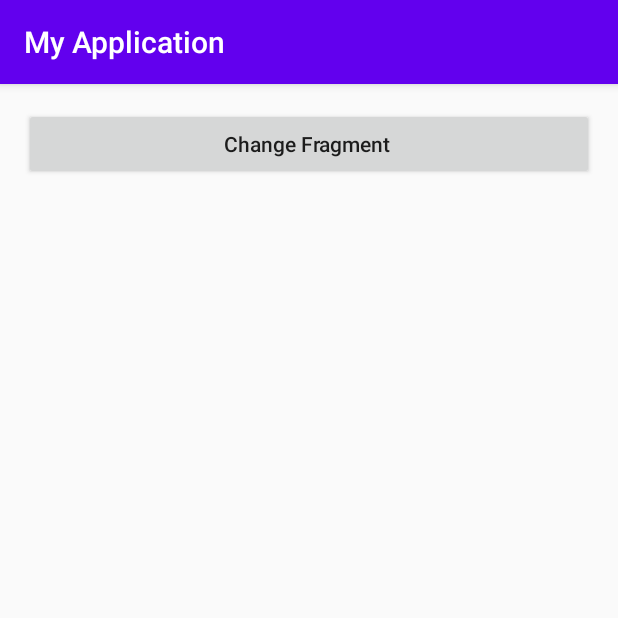
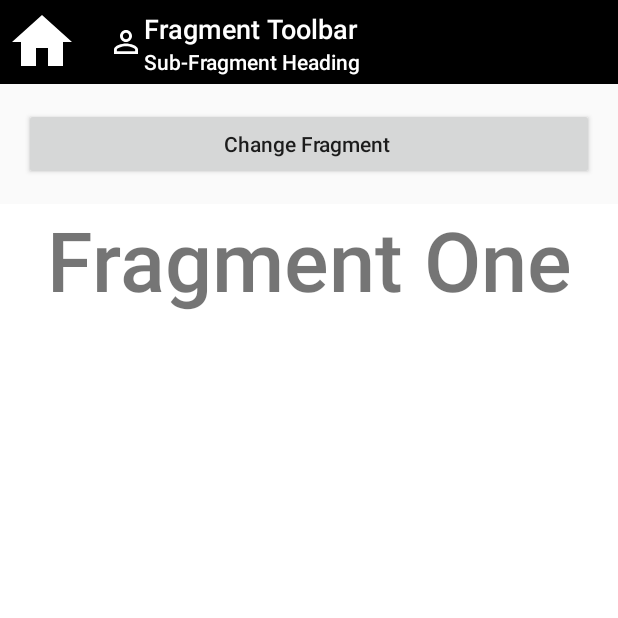
Before and after one commit to YODHAA/Kotlin_Apps, an Android app: the screen it shows after launch (MainActivity), on a phone screen of 412 x 824 dp, the top half of it. Run offline under Robolectric (Android 15) with nearby library versions, the phone set to English and light mode, and no system bars.

Commit message:
Session 1: Fragments Swap on Button Click

```diff
--- a/Kotlin_Topics/Fragments/app/src/main/AndroidManifest.xml
+++ b/Kotlin_Topics/Fragments/app/src/main/AndroidManifest.xml
@@ -12,7 +12,6 @@
         <activity android:name=".MainActivity">
             <intent-filter>
                 <action android:name="android.intent.action.MAIN" />
-
                 <category android:name="android.intent.category.LAUNCHER" />
             </intent-filter>
         </activity>
--- a/Kotlin_Topics/Fragments/app/src/main/java/com/saurabh/myapplication/MainActivity.kt
+++ b/Kotlin_Topics/Fragments/app/src/main/java/com/saurabh/myapplication/MainActivity.kt
@@ -1,12 +1,85 @@
 package com.saurabh.myapplication
 
+import android.graphics.Color
+import android.graphics.drawable.ColorDrawable
 import android.os.Bundle
+import android.view.Menu
+import android.view.MenuItem
+import android.widget.Toast
+import androidx.appcompat.app.ActionBar
 import androidx.appcompat.app.AppCompatActivity
+import androidx.core.content.ContextCompat
+import androidx.fragment.app.FragmentTransaction
+import com.saurabh.myapplication.fragments.FragmentOne
+import com.saurabh.myapplication.fragments.FragmentTwo
+import kotlinx.android.synthetic.main.activity_main.*
+
 
 class MainActivity : AppCompatActivity() {
+
+    var isFragmentOneLoader = true
+    val manager = supportFragmentManager
 
     override fun onCreate(savedInstanceState: Bundle?) {
         super.onCreate(savedInstanceState)
         setContentView(R.layout.activity_main)
+        setToolBar()
+        showFragmentOne()
+        btn_change.contentDescription = "Button Fragment Change"
+        btn_change.setOnClickListener {
+            if (isFragmentOneLoader) showFragmentOne()
+            else showFragmentTwo()
+        }
+    }
+
+    private fun setToolBar() {
+        toolbar?.setTitle("Fragment Toolbar")
+        toolbar?.setSubtitle("Sub-Fragment Heading")
+        toolbar?.navigationIcon = ContextCompat.getDrawable(this, R.drawable.ic_home_black_24dp)
+        toolbar?.logo = ContextCompat.getDrawable(this, R.drawable.ic_perm_identity_black_24dp)
+        toolbar?.setTitleMargin(10, 10, 10, 10)
+        val mActionBar: ActionBar? = supportActionBar
+        mActionBar?.setBackgroundDrawable(ColorDrawable(Color.WHITE))
+        toolbar?.setNavigationOnClickListener {
+            Toast.makeText(applicationContext, "Navigation icon was clicked", Toast.LENGTH_SHORT)
+                .show()
+        }
+    }
+
+    private fun showFragmentOne() {
+        val transaction = manager.beginTransaction()
+        val fragment = FragmentOne()
+        transaction.replace(R.id.fragment_holder, fragment)
+        transaction.addToBackStack(null)
+        transaction.commit()
+        transaction.setTransition(FragmentTransaction.TRANSIT_FRAGMENT_FADE);
+        isFragmentOneLoader = false
+    }
+
+    private fun showFragmentTwo() {
+        val transaction = manager.beginTransaction()
+        val fragment = FragmentTwo()
+        transaction.replace(R.id.fragment_holder, fragment)
+        transaction.addToBackStack(null)
+        transaction.commit()
+        transaction.setTransition(FragmentTransaction.TRANSIT_FRAGMENT_FADE);
+        isFragmentOneLoader = true
+    }
+
+    // Menu Related code
+    override fun onCreateOptionsMenu(menu: Menu): Boolean {
+        // Inflate the menu; this adds items to the action bar if it is present.
+        // menuInflater.inflate(R.menu.ellipses_menu, menu)
+        return true
+    }
+
+    override fun onOptionsItemSelected(item: MenuItem): Boolean {
+        return when (item.itemId) {
+            R.id.moreVertical -> {
+                Toast.makeText(applicationContext, "click on setting", Toast.LENGTH_LONG).show()
+                true
+            }
+            else -> super.onOptionsItemSelected(item)
+        }
     }
 }
--- /dev/null
+++ b/Kotlin_Topics/Fragments/app/src/main/java/com/saurabh/myapplication/fragments/FragmentOne.kt
@@ -0,0 +1,74 @@
+package com.saurabh.myapplication.fragments
+
+import android.content.Context
+import android.graphics.Color
+import android.os.Bundle
+import android.util.Log
+import android.view.LayoutInflater
+import android.view.View
+import android.view.ViewGroup
+import androidx.fragment.app.Fragment
+import com.saurabh.myapplication.R
+import kotlinx.android.synthetic.main.fragment_one.*
+
+class FragmentOne : Fragment() {
+
+    val TAG = "Fragment One : "
+
+    override fun onAttach(context: Context) {
+        super.onAttach(context)
+        Log.d(TAG, "on Attach called")
+    }
+
+    override fun onCreate(savedInstanceState: Bundle?) {
+        super.onCreate(savedInstanceState)
+        Log.d(TAG, "on Create  called")
+    }
+
+    override fun onCreateView(
+        inflater: LayoutInflater,
+        container: ViewGroup?,
+        savedInstanceState: Bundle?
+    ): View? {
+        //return super.onCreateView(inflater, container, savedInstanceState)
+        Log.d(TAG, "on CreateView  called")
+        return inflater!!.inflate(R.layout.fragment_one, container, false)
+    }
+
+    override fun onActivityCreated(savedInstanceState: Bundle?) {
+        super.onActivityCreated(savedInstanceState)
+        fragment_one.setBackgroundColor(Color.WHITE)
+        Log.d(TAG, "on ActivityCreated  called")
+    }
+
+    override fun onStart() {
+        super.onStart()
+        Log.d(TAG, "on onStart  called")
+    }
+
+    override fun onResume() {
+        super.onResume()
+        Log.d(TAG, "on onResume  called")
+    }
+
+    override fun onStop() {
+        super.onStop()
+        Log.d(TAG, "on OnStop  called")
+    }
+
+    override fun onDestroy() {
+        super.onDestroy()
+        Log.d(TAG, "on onDestroy  called")
+    }
+
+    override fun onDestroyView() {
+        super.onDestroyView()
+        Log.d(TAG, "on onDestryView  called")
+    }
+
+    override fun onDetach() {
+        super.onDetach()
+        Log.d(TAG, "on onDeattach  called")
+    }
+
+}
--- /dev/null
+++ b/Kotlin_Topics/Fragments/app/src/main/res/drawable/ic_home_black_24dp.xml
@@ -0,0 +1,10 @@
+<vector xmlns:android="http://schemas.android.com/apk/res/android"
+    android:width="48dp"
+    android:height="48dp"
+    android:tint="#FFFFFF"
+    android:viewportWidth="24.0"
+    android:viewportHeight="24.0">
+    <path
+        android:fillColor="#FF000000"
+        android:pathData="M10,20v-6h4v6h5v-8h3L12,3 2,12h3v8z" />
+</vector>
--- /dev/null
+++ b/Kotlin_Topics/Fragments/app/src/main/res/drawable/ic_more_vert_black_24dp.xml
@@ -0,0 +1,10 @@
+<vector xmlns:android="http://schemas.android.com/apk/res/android"
+    android:width="48dp"
+    android:height="48dp"
+    android:tint="#FFFFFF"
+    android:viewportWidth="24.0"
+    android:viewportHeight="24.0">
+    <path
+        android:fillColor="#FF000000"
+        android:pathData="M12,8c1.1,0 2,-0.9 2,-2s-0.9,-2 -2,-2 -2,0.9 -2,2 0.9,2 2,2zM12,10c-1.1,0 -2,0.9 -2,2s0.9,2 2,2 2,-0.9 2,-2 -0.9,-2 -2,-2zM12,16c-1.1,0 -2,0.9 -2,2s0.9,2 2,2 2,-0.9 2,-2 -0.9,-2 -2,-2z" />
+</vector>
--- /dev/null
+++ b/Kotlin_Topics/Fragments/app/src/main/res/drawable/ic_perm_identity_black_24dp.xml
@@ -0,0 +1,10 @@
+<vector xmlns:android="http://schemas.android.com/apk/res/android"
+    android:width="24dp"
+    android:height="24dp"
+    android:tint="#FFFFFF"
+    android:viewportWidth="24.0"
+    android:viewportHeight="24.0">
+    <path
+        android:fillColor="#FF000000"
+        android:pathData="M12,5.9c1.16,0 2.1,0.94 2.1,2.1s-0.94,2.1 -2.1,2.1S9.9,9.16 9.9,8s0.94,-2.1 2.1,-2.1m0,9c2.97,0 6.1,1.46 6.1,2.1v1.1L5.9,18.1L5.9,17c0,-0.64 3.13,-2.1 6.1,-2.1M12,4C9.79,4 8,5.79 8,8s1.79,4 4,4 4,-1.79 4,-4 -1.79,-4 -4,-4zM12,13c-2.67,0 -8,1.34 -8,4v3h16v-3c0,-2.66 -5.33,-4 -8,-4z" />
+</vector>
--- a/Kotlin_Topics/Fragments/app/src/main/res/layout/activity_main.xml
+++ b/Kotlin_Topics/Fragments/app/src/main/res/layout/activity_main.xml
@@ -4,11 +4,32 @@
     android:layout_height="match_parent"
     android:orientation="vertical">
 
+    <!--    <include layout="@layout/toolbar_custom"-->
+    <!--        android:layout_height="wrap_content"-->
+    <!--        android:layout_width="match_parent"-->
+    <!--        android:id="@+id/toolbar"/>-->
+
+    <androidx.appcompat.widget.Toolbar
+        android:id="@+id/toolbar"
+        android:layout_width="match_parent"
+        android:layout_height="wrap_content"
+        android:background="#000000"
+        android:gravity="center"
+        android:theme="@style/ThemeOverlay.AppCompat.Dark">
+        <!--        <Button-->
+        <!--                android:layout_width="wrap_content"-->
+        <!--                android:layout_height="wrap_content"-->
+        <!--                android:layout_alignParentEnd="true"-->
+        <!--                android:layout_centerVertical="true"-->
+        <!--                android:text="SignOut" />-->
+    </androidx.appcompat.widget.Toolbar>
+
     <Button
         android:id="@+id/btn_change"
         android:layout_width="match_parent"
         android:layout_height="wrap_content"
         android:layout_margin="16dp"
+        android:accessibilityHeading="true"
         android:fontFamily="sans-serif-medium"
         android:text="Change Fragment "
         android:textAllCaps="false" />
--- /dev/null
+++ b/Kotlin_Topics/Fragments/app/src/main/res/layout/fragment_one.xml
@@ -0,0 +1,17 @@
+<?xml version="1.0" encoding="utf-8"?>
+<RelativeLayout xmlns:android="http://schemas.android.com/apk/res/android"
+    android:id="@+id/fragment_one"
+    android:layout_width="match_parent"
+    android:layout_height="match_parent">
+
+    <TextView
+        android:id="@+id/textview_fragment_one"
+        android:layout_width="match_parent"
+        android:layout_height="wrap_content"
+        android:fontFamily="sans-serif-medium"
+        android:gravity="center"
+        android:text="Fragment One"
+        android:textAllCaps="false"
+        android:textSize="55sp" />
+
+</RelativeLayout>
--- /dev/null
+++ b/Kotlin_Topics/Fragments/app/src/main/res/menu/ellipses_menu.xml
@@ -0,0 +1,12 @@
+<?xml version="1.0" encoding="utf-8"?>
+<menu xmlns:android="http://schemas.android.com/apk/res/android"
+    xmlns:app="http://schemas.android.com/apk/res-auto"
+    xmlns:tools="http://schemas.android.com/tools"
+    tools:context="com.saurabh.myapplication.MainActivity">
+    <item
+        android:id="@+id/moreVertical"
+        android:icon="@drawable/ic_more_vert_black_24dp"
+        android:title="Logout"
+        app:showAsAction="ifRoom" />
+
+</menu>
--- a/Kotlin_Topics/Fragments/app/src/main/res/values/strings.xml
+++ b/Kotlin_Topics/Fragments/app/src/main/res/values/strings.xml
@@ -1,3 +1,3 @@
 <resources>
-    <string name="app_name">My Application</string>
+    <string name="app_name">Working With Fragments</string>
 </resources>
--- a/Kotlin_Topics/Fragments/app/src/main/res/values/styles.xml
+++ b/Kotlin_Topics/Fragments/app/src/main/res/values/styles.xml
@@ -1,11 +1,30 @@
 <resources>
 
     <!-- Base application theme. -->
-    <style name="AppTheme" parent="Theme.AppCompat.Light.DarkActionBar">
+    <style name="AppTheme" parent="Theme.AppCompat.Light.NoActionBar">
         <!-- Customize your theme here. -->
         <item name="colorPrimary">@color/colorPrimary</item>
         <item name="colorPrimaryDark">@color/colorPrimaryDark</item>
         <item name="colorAccent">@color/colorAccent</item>
+        <item name="toolbarStyle">@style/ToolBarStyle</item>
+    </style>
+
+    <style name="ToolBarStyle" parent="Widget.AppCompat.Toolbar">
+        <item name="android:background">#EA8D8D</item>
+        <item name="titleTextAppearance">@style/TitleTextAppearance</item>
+        <item name="subtitleTextAppearance">@style/SubTitleTextAppearance</item>
+    </style>
+
+    <style name="TitleTextAppearance" parent="TextAppearance.Widget.AppCompat.Toolbar.Title">
+        <item name="android:textSize">18sp</item>
+        <item name="android:textColor">#FFFFFF</item>
+        <item name="android:fontFamily">sans-serif-medium</item>
+    </style>
+
+    <style name="SubTitleTextAppearance" parent="TextAppearance.Widget.AppCompat.Toolbar.Subtitle">
+        <item name="android:textSize">14sp</item>
+        <item name="android:textColor">#FFFFFF</item>
+        <item name="android:fontFamily">sans-serif-medium</item>
     </style>
 
 </resources>
```
Also changed, not shown: Kotlin_Topics/Fragments/app/src/main/java/com/saurabh/myapplication/fragments/FragmentTwo.kt (added, +74 -0 lines), Kotlin_Topics/Fragments/app/src/main/res/drawable/ic_menu_black_24dp.xml (added, +10 -0 lines), Kotlin_Topics/Fragments/app/src/main/res/layout/fragment_two.xml (added, +17 -0 lines), Kotlin_Topics/Fragments/app/src/main/res/layout/toolbar_custom.xml (added, +20 -0 lines).
